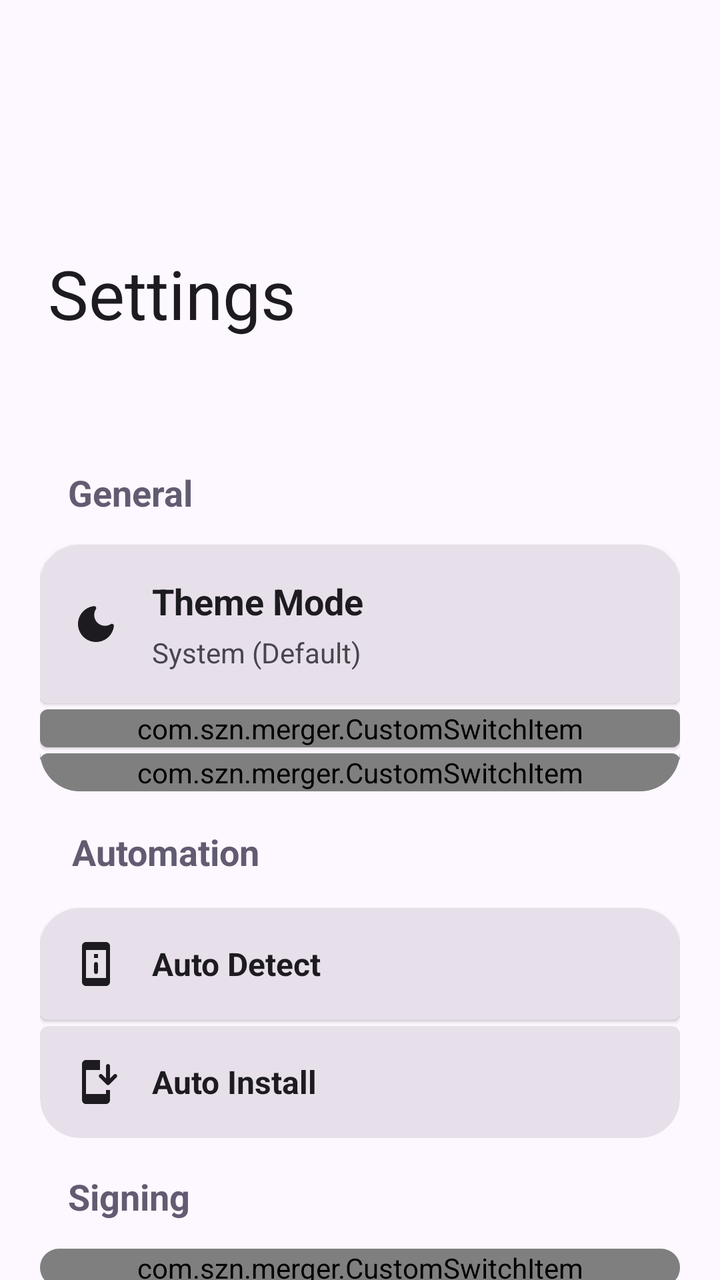
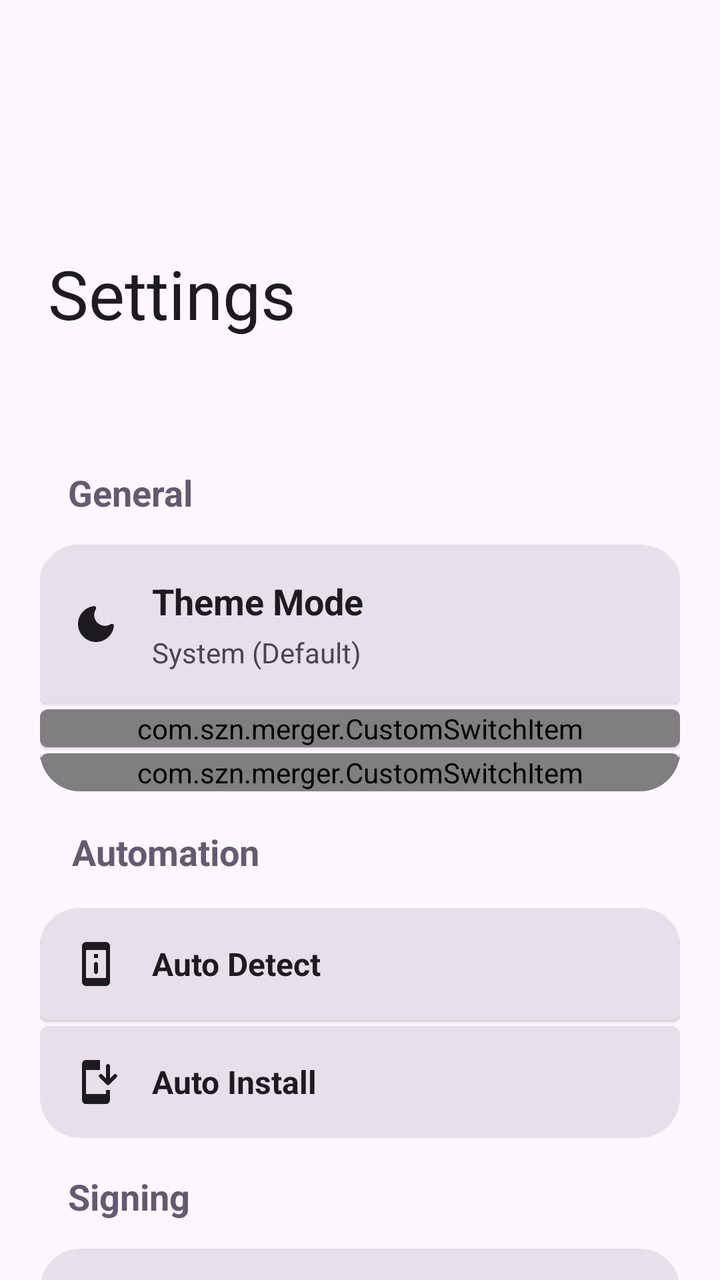

Before-and-after screenshots of an Android layout around one commit, followed by the original layout XML and the change that was made.
<!-- AndroidManifest.xml: application theme AppTheme -->
<!-- res/layout/activity_settings.xml -->
<?xml version="1.0" encoding="utf-8"?>
<androidx.coordinatorlayout.widget.CoordinatorLayout
    xmlns:app="http://schemas.android.com/apk/res-auto"
    xmlns:android="http://schemas.android.com/apk/res/android"
    android:fillViewport="true"
    android:layout_width="match_parent"
    android:layout_height="match_parent"
    android:background="?attr/android:colorBackground">

    <com.google.android.material.appbar.AppBarLayout
        android:id="@+id/appBarLayout"
        android:fitsSystemWindows="true"
        android:layout_width="match_parent"
        android:layout_height="200dp"
        android:background="?attr/android:colorBackground"
        app:elevation="0dp"
        style="@style/Widget.Material3.AppBarLayout">

        <com.google.android.material.appbar.CollapsingToolbarLayout
            android:id="@+id/collapsingToolbar"
            android:layout_width="match_parent"
            android:layout_height="match_parent"
            app:title="@string/setting_header"
            app:expandedTitleMarginStart="24dp"
            app:expandedTitleMarginBottom="40dp"
            app:collapsedTitleGravity="center"
            app:expandedTitleGravity="bottom|start"
            app:titleCollapseMode="scale"
            android:clipChildren="false"
            android:clipToPadding="false"
            app:expandedTitleTextAppearance="@style/CustomExpandedTitle"
            app:collapsedTitleTextAppearance="@style/CustomCollapsedTitle"
            app:expandedTitleTextColor="?attr/colorOnSurface"
            app:collapsedTitleTextColor="?attr/colorOnSurface"
            app:contentScrim="?attr/android:colorBackground"
            app:layout_scrollFlags="scroll|exitUntilCollapsed|snap">

            <com.google.android.material.appbar.MaterialToolbar
                android:id="@+id/toolbar"
                android:layout_width="match_parent"
                android:layout_height="?attr/actionBarSize"
                app:backgroundTint="@android:color/transparent"
                app:layout_collapseMode="pin"
                app:contentInsetStart="0dp"
                app:contentInsetLeft="0dp"
                app:contentInsetStartWithNavigation="0dp"/>
        </com.google.android.material.appbar.CollapsingToolbarLayout>
    </com.google.android.material.appbar.AppBarLayout>

    <androidx.core.widget.NestedScrollView
        android:requiresFadingEdge="vertical"
        android:fadingEdgeLength="35dp"
        android:layout_width="match_parent"
        android:layout_height="match_parent"
        app:layout_behavior="@string/appbar_scrolling_view_behavior">

        <LinearLayout
            android:layout_width="match_parent"
            android:layout_height="wrap_content"
            android:padding="20dp"
            android:orientation="vertical">

            <TextView
                android:layout_width="match_parent"
                android:layout_height="wrap_content"
                android:text="General"
                android:padding="14dp"
                android:textSize="18sp"
                android:textStyle="bold"
                android:textColor="?attr/colorSecondary" />

            <com.google.android.material.card.MaterialCardView
                android:id="@+id/layout_language"
                android:clickable="true"
                android:visibility="gone"
                android:focusable="true"
                android:layout_marginBottom="3dp"
                style="@style/Widget.Card.RoundedTop">

                <LinearLayout
                    android:layout_width="match_parent"
                    android:layout_height="wrap_content"
                    android:padding="16dp"
                    android:orientation="horizontal"
                    android:gravity="center_vertical">

                    <ImageView
                        android:layout_width="24dp"
                        android:layout_height="24dp"
                        android:src="@drawable/ic_settings"
                        app:tint="?attr/colorOnSurface" />

                    <LinearLayout
                        android:layout_width="0dp"
                        android:layout_height="wrap_content"
                        android:layout_weight="1"
                        android:layout_marginStart="16dp"
                        android:layout_marginEnd="16dp"
                        android:orientation="vertical">

                        <TextView
                            android:layout_width="wrap_content"
                            android:layout_height="wrap_content"
                            android:text="Language"
                            android:textStyle="bold"
                            android:textSize="18sp"
                            android:textColor="?attr/colorOnSurface"/>

                        <TextView
                            android:id="@+id/text_current_language"
                            android:layout_width="wrap_content"
                            android:layout_height="wrap_content"
                            android:layout_marginTop="4dp"
                            android:text="English"
                            android:textSize="14sp"
                            android:textColor="?attr/colorOnSurfaceVariant"/>
                    </LinearLayout>
                </LinearLayout>
            </com.google.android.material.card.MaterialCardView>

            <com.google.android.material.card.MaterialCardView
                android:id="@+id/card_theme"
                style="@style/Widget.Card.RoundedTop"
                android:clickable="true"
                android:layout_marginBottom="3dp"
                android:focusable="true">

                <LinearLayout
                    android:layout_width="match_parent"
                    android:layout_height="wrap_content"
                    android:padding="16dp"
                    android:orientation="horizontal"
                    android:gravity="center_vertical">

                    <ImageView
                        android:layout_width="24dp"
                        android:layout_height="24dp"
                        android:src="@drawable/ic_theme"
                        app:tint="?attr/colorOnSurface" />

                    <LinearLayout
                        android:layout_width="0dp"
                        android:layout_height="wrap_content"
                        android:layout_weight="1"
                        android:layout_marginStart="16dp"
                        android:layout_marginEnd="16dp"
                        android:orientation="vertical">

                        <TextView
                            android:layout_width="wrap_content"
                            android:layout_height="wrap_content"
                            android:text="@string/theme_mode"
                            android:textStyle="bold"
                            android:textSize="18sp"
                            android:textColor="?attr/colorOnSurface"/>

                        <TextView
                            android:id="@+id/text_current_theme"
                            android:layout_width="wrap_content"
                            android:layout_height="wrap_content"
                            android:layout_marginTop="4dp"
                            android:text="@string/theme_system"
                            android:textSize="14sp"
                            android:textColor="?attr/colorOnSurfaceVariant"/>
                    </LinearLayout>
                </LinearLayout>
            </com.google.android.material.card.MaterialCardView>

            
            <com.google.android.material.card.MaterialCardView
                style="@style/Widget.Card.FlatMiddle">
                <com.szn.merger.CustomSwitchItem
                    android:id="@+id/MaterialYou"
                    android:layout_width="match_parent"
                    android:layout_height="wrap_content"
                    app:itemTitle="@string/material_you_switch"
                    app:itemIcon="@drawable/ic_material_you" />
            </com.google.android.material.card.MaterialCardView>

            
            <com.google.android.material.card.MaterialCardView
                style="@style/Widget.Card.RoundedBottom">
                <com.szn.merger.CustomSwitchItem
                    android:id="@+id/PureBlack"
                    android:layout_width="match_parent"
                    android:layout_height="wrap_content"
                    app:itemTitle="@string/pure_black_switch"
                    app:itemIcon="@drawable/ic_pure_black" />
            </com.google.android.material.card.MaterialCardView>
            <TextView
                android:layout_width="match_parent"
                android:layout_height="wrap_content"
                android:text="@string/automation_subheader"
                android:padding="16dp"
                android:textSize="18sp"
                android:textStyle="bold"
                android:textColor="?attr/colorSecondary" />

            
            <com.google.android.material.card.MaterialCardView
                android:id="@+id/AutoDevice"
                style="@style/Widget.Card.RoundedTop"
                android:layout_marginBottom="3dp">
                <LinearLayout
                    android:layout_width="match_parent"
                    android:layout_height="wrap_content"
                    android:padding="16dp"
                    android:orientation="horizontal"
                    android:gravity="center_vertical">

                    <ImageView
                        android:layout_width="24dp"
                        android:layout_height="24dp"
                        android:src="@drawable/ic_auto_detect"
                        app:tint="?attr/colorOnSurface" />

                    <LinearLayout
                        android:layout_width="0dp"
                        android:layout_height="wrap_content"
                        android:layout_weight="1"
                        android:layout_marginStart="16dp"
                        android:layout_marginEnd="16dp"
                        android:orientation="vertical">

                        <TextView
                            android:layout_width="wrap_content"
                            android:layout_height="wrap_content"
                            android:text="@string/auto_detect_switch"
                            android:textStyle="bold"
                            android:textSize="16sp"
                            android:textColor="?attr/colorOnSurface"/>
                    </LinearLayout>
                </LinearLayout>
            </com.google.android.material.card.MaterialCardView>

            <com.google.android.material.card.MaterialCardView
                android:id="@+id/AutoInstall"
                style="@style/Widget.Card.RoundedBottom"
                android:layout_marginBottom="3dp">
                <LinearLayout
                    android:layout_width="match_parent"
                    android:layout_height="wrap_content"
                    android:padding="16dp"
                    android:orientation="horizontal"
                    android:gravity="center_vertical">

                    <ImageView
                        android:layout_width="24dp"
                        android:layout_height="24dp"
                        android:src="@drawable/ic_install"
                        app:tint="?attr/colorOnSurface" />

                    <LinearLayout
                        android:layout_width="0dp"
                        android:layout_height="wrap_content"
                        android:layout_weight="1"
                        android:layout_marginStart="16dp"
                        android:layout_marginEnd="16dp"
                        android:orientation="vertical">

                        <TextView
                            android:layout_width="wrap_content"
                            android:layout_height="wrap_content"
                            android:text="@string/auto_install_switch"
                            android:textStyle="bold"
                            android:textSize="16sp"
                            android:textColor="?attr/colorOnSurface"/>
                    </LinearLayout>
                </LinearLayout>
            </com.google.android.material.card.MaterialCardView>

            
            <com.google.android.material.card.MaterialCardView
                android:id="@+id/layout_logging"
                android:clickable="true"
                android:visibility="gone"
                android:focusable="true"
                style="@style/Widget.Card.RoundedBottom">

                <LinearLayout
                    android:layout_width="match_parent"
                    android:layout_height="wrap_content"
                    android:padding="10dp"
                    android:orientation="horizontal"
                    android:gravity="center_vertical">

                    <ImageView
                        android:layout_width="32dp"
                        android:layout_height="32dp"
                        android:src="@android:drawable/ic_menu_manage"
                        app:tint="?attr/colorOnSurface" />

                    <LinearLayout
                        android:layout_width="0dp"
                        android:layout_height="wrap_content"
                        android:layout_weight="1"
                        android:layout_marginStart="16dp"
                        android:layout_marginEnd="16dp"
                        android:orientation="vertical">

                        <TextView
                            android:layout_width="wrap_content"
                            android:layout_height="wrap_content"
                            android:text="Logging Style"
                            android:textStyle="bold"
                            android:textSize="18sp"
                            android:textColor="?attr/colorOnSurface"/>

                        <TextView
                            android:id="@+id/text_current_logging"
                            android:layout_width="wrap_content"
                            android:layout_height="wrap_content"
                            android:layout_marginTop="4dp"
                            android:text="Simple"
                            android:textSize="14sp"
                            android:textColor="?attr/colorOnSurfaceVariant"/>
                    </LinearLayout>
                </LinearLayout>
            </com.google.android.material.card.MaterialCardView>

            <TextView
                android:layout_width="match_parent"
                android:layout_height="wrap_content"
                android:text="@string/signing_subheader"
                android:padding="14dp"
                android:textSize="18sp"
                android:textStyle="bold"
                android:textColor="?attr/colorSecondary" />

            
            <com.google.android.material.card.MaterialCardView
                style="@style/Widget.Card.RoundedMiddle">
                <com.szn.merger.CustomSwitchItem
                    android:id="@+id/sign_after_merge"
                    android:layout_width="match_parent"
                    android:layout_height="wrap_content"
                    app:itemTitle="@string/signing_switch"
                    app:itemIcon="@drawable/ic_sign"/>
            </com.google.android.material.card.MaterialCardView>
            
            <com.google.android.material.card.MaterialCardView
                android:id="@+id/generate_keystore"
                android:clickable="true"
                android:visibility="gone"
                android:focusable="true"
                style="@style/Widget.Card.RoundedBottom">

                <LinearLayout
                    android:layout_width="match_parent"
                    android:layout_height="wrap_content"
                    android:padding="10dp"
                    android:orientation="horizontal"
                    android:gravity="center_vertical">

                    <ImageView
                        android:layout_width="32dp"
                        android:layout_height="32dp"
                        android:src="@android:drawable/ic_menu_manage"
                        app:tint="?attr/colorOnSurface" />

                    <LinearLayout
                        android:layout_width="0dp"
                        android:layout_height="wrap_content"
                        android:layout_weight="1"
                        android:layout_marginStart="16dp"
                        android:layout_marginEnd="16dp"
                        android:orientation="vertical">

                        <TextView
                            android:layout_width="wrap_content"
                            android:layout_height="wrap_content"
                            android:text="Generate Keystore"
                            android:textStyle="bold"
                            android:textSize="18sp"
                            android:textColor="?attr/colorOnSurface"/>
                    </LinearLayout>
                </LinearLayout>
            </com.google.android.material.card.MaterialCardView>
            <TextView
                android:layout_width="match_parent"
                android:layout_height="wrap_content"
                android:text="@string/built_by"
                android:gravity="center"
                android:textSize="13sp"
                android:textColor="?attr/colorOnSurfaceVariant"
                android:alpha="0.6"
                android:layout_marginTop="32dp"
                android:layout_marginBottom="16dp" />
        </LinearLayout>
    </androidx.core.widget.NestedScrollView>
</androidx.coordinatorlayout.widget.CoordinatorLayout>
<!-- resources referenced by this layout -->
<resources>
  <string name="auto_detect_switch">Auto Detect</string>
  <string name="auto_install_switch">Auto Install</string>
  <string name="automation_subheader">Automation</string>
  <string name="built_by">Built with 🤍 by szn</string>
  <string name="material_you_switch">Material You</string>
  <string name="pure_black_switch">Pure Black</string>
  <string name="setting_header">Settings</string>
  <string name="signing_subheader">Signing</string>
  <string name="signing_switch">Sign After Merge</string>
  <string name="theme_mode">Theme Mode</string>
  <string name="theme_system">System (Default)</string>
  <style name="CustomCollapsedTitle" parent="TextAppearance.Material3.TitleMedium">
  
          <item name="android:textSize">18sp</item>
          <item name="android:textStyle">bold</item>
          <item name="android:textColor">?attr/colorSecondary</item>
  
      </style>
  <style name="CustomExpandedTitle" parent="TextAppearance.Material3.TitleLarge">
  
          <item name="android:textSize">34sp</item>
          <item name="android:textStyle">bold</item>
  
      </style>
  <style name="Widget.Card.FlatMiddle" parent="Widget.MaterialComponents.CardView">
          <item name="android:layout_width">match_parent</item>
          <item name="android:layout_height">wrap_content</item>
          <item name="android:layout_marginBottom">3dp</item>
          <item name="cardCornerRadius">4dp</item>
          <item name="strokeWidth">0dp</item>
          <item name="cardBackgroundColor">?attr/colorSurfaceVariant</item>
      </style>
  <style name="Widget.Card.RoundedMiddle" parent="Widget.Material3.CardView.Filled">
          <item name="android:layout_width">match_parent</item>
          <item name="android:layout_height">wrap_content</item>
          <item name="android:layout_marginBottom">3dp</item>
          <item name="cardCornerRadius">20dp</item>
          <item name="strokeWidth">0dp</item>
          <item name="cardBackgroundColor">?attr/colorSurfaceVariant</item>
      </style>
  <style name="Shape.RoundedBottom" parent="">
          <item name="cornerSizeTopLeft">4dp</item>
          <item name="cornerSizeTopRight">4dp</item>
          <item name="cornerSizeBottomLeft">20dp</item>
          <item name="cornerSizeBottomRight">20dp</item>
      </style>
  <style name="Shape.RoundedTop" parent="">
          <item name="cornerSizeTopLeft">20dp</item>
          <item name="cornerSizeTopRight">20dp</item>
          <item name="cornerSizeBottomLeft">4dp</item>
          <item name="cornerSizeBottomRight">4dp</item>
      </style>
  <color name="md_theme_primary">#65558F</color>
  <color name="md_theme_onPrimary">#FFFFFF</color>
  <color name="md_theme_primaryContainer">#E9DDFF</color>
  <color name="md_theme_onPrimaryContainer">#4D3D75</color>
  <color name="md_theme_secondary">#625B71</color>
  <color name="md_theme_onSecondary">#FFFFFF</color>
  <color name="md_theme_secondaryContainer">#E8DEF8</color>
  <color name="md_theme_onSecondaryContainer">#4A4458</color>
  <color name="md_theme_tertiary">#7E5260</color>
  <color name="md_theme_onTertiary">#FFFFFF</color>
  <color name="md_theme_tertiaryContainer">#FFD9E3</color>
  <color name="md_theme_onTertiaryContainer">#633B48</color>
  <color name="md_theme_error">#BA1A1A</color>
  <color name="md_theme_onError">#FFFFFF</color>
  <color name="md_theme_errorContainer">#FFDAD6</color>
  <color name="md_theme_onErrorContainer">#93000A</color>
  <color name="md_theme_background">#FDF7FF</color>
  <color name="md_theme_onBackground">#1D1B20</color>
  <color name="md_theme_surface">#FDF7FF</color>
  <color name="md_theme_onSurface">#1D1B20</color>
  <color name="md_theme_surfaceVariant">#E7E0EB</color>
  <color name="md_theme_onSurfaceVariant">#49454E</color>
  <color name="md_theme_outline">#7A757F</color>
  <color name="md_theme_outlineVariant">#CAC4CF</color>
  <color name="md_theme_inverseSurface">#322F35</color>
  <color name="md_theme_inverseOnSurface">#F5EFF7</color>
  <color name="md_theme_inversePrimary">#CFBDFE</color>
  <!-- unchanged entries left out for length: 10 -->
</resources>

<!-- the commit's change to res/layout/activity_settings.xml (unified diff, before → after) -->
@@ -327,16 +327,42 @@
                 android:textStyle="bold"
                 android:textColor="?attr/colorSecondary" />
 
-            
-            <com.google.android.material.card.MaterialCardView
-                style="@style/Widget.Card.RoundedMiddle">
-                <com.szn.merger.CustomSwitchItem
-                    android:id="@+id/sign_after_merge"
-                    android:layout_width="match_parent"
-                    android:layout_height="wrap_content"
-                    app:itemTitle="@string/signing_switch"
-                    app:itemIcon="@drawable/ic_sign"/>
-            </com.google.android.material.card.MaterialCardView>
+            <com.google.android.material.card.MaterialCardView
+                android:id="@+id/Signing"
+                style="@style/Widget.Card.RoundedMiddle"
+                android:layout_marginBottom="3dp">
+                <LinearLayout
+                    android:layout_width="match_parent"
+                    android:layout_height="wrap_content"
+                    android:padding="16dp"
+                    android:orientation="horizontal"
+                    android:gravity="center_vertical">
+
+                    <ImageView
+                        android:layout_width="24dp"
+                        android:layout_height="24dp"
+                        android:src="@drawable/ic_sign"
+                        app:tint="?attr/colorOnSurface" />
+
+                    <LinearLayout
+                        android:layout_width="0dp"
+                        android:layout_height="wrap_content"
+                        android:layout_weight="1"
+                        android:layout_marginStart="16dp"
+                        android:layout_marginEnd="16dp"
+                        android:orientation="vertical">
+
+                        <TextView
+                            android:layout_width="wrap_content"
+                            android:layout_height="wrap_content"
+                            android:text="@string/auto_detect_switch"
+                            android:textStyle="bold"
+                            android:textSize="16sp"
+                            android:textColor="?attr/colorOnSurface"/>
+                    </LinearLayout>
+                </LinearLayout>
+            </com.google.android.material.card.MaterialCardView>
+
             
             <com.google.android.material.card.MaterialCardView
                 android:id="@+id/generate_keystore"
<!-- resource entries referenced after the edit -->
@@ -8,7 +8,6 @@
   <string name="pure_black_switch">Pure Black</string>
   <string name="setting_header">Settings</string>
   <string name="signing_subheader">Signing</string>
-  <string name="signing_switch">Sign After Merge</string>
   <string name="theme_mode">Theme Mode</string>
   <string name="theme_system">System (Default)</string>
   <style name="CustomCollapsedTitle" parent="TextAppearance.Material3.TitleMedium">
